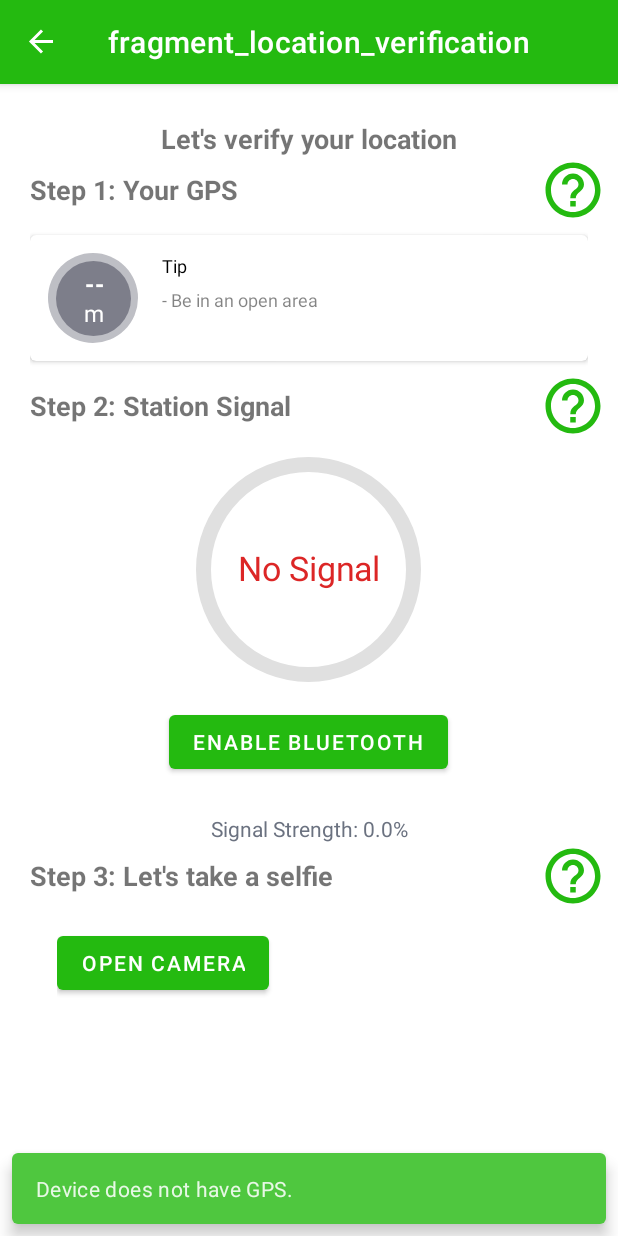
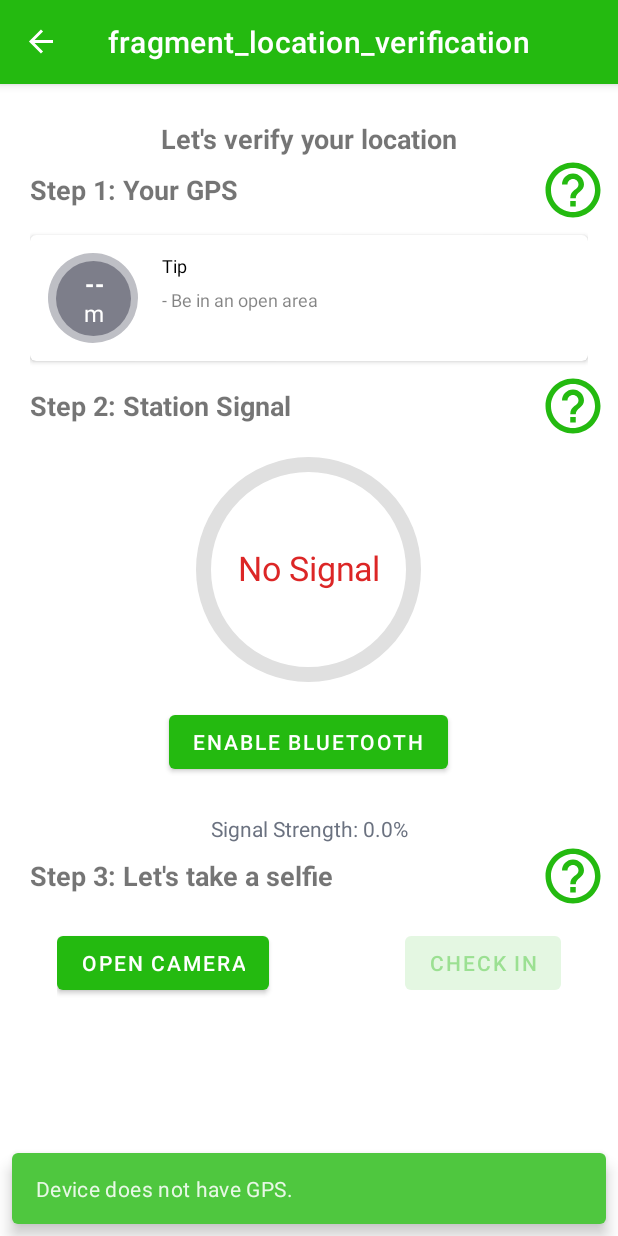
Before and after one commit to keronei/swapper, an Android app: the LocationVerificationFragment screen opened through its navigation route, on a phone screen of 412 x 824 dp. Run offline under Robolectric (Android 15) with nearby library versions, the phone set to English and light mode, and no system bars; our stand-ins replace Dagger/Hilt's generated code, navigation-ui; libraries missing offline, so code that uses them is left out: androidx.camera.core, androidx.camera.lifecycle, com.vmadalin.easypermissions; plain views replace PreviewView; pictures from the network do not load; 3 statements that could not run were skipped.

```diff
--- a/app/src/main/java/keronei/swapper/MainActivity.kt
+++ b/app/src/main/java/keronei/swapper/MainActivity.kt
@@ -15,13 +15,7 @@
  */
 package keronei.swapper
 
-import android.bluetooth.BluetoothAdapter
-import android.content.BroadcastReceiver
-import android.content.Context
-import android.content.Intent
-import android.content.IntentFilter
 import android.os.Bundle
-import android.util.Log
 import androidx.appcompat.app.AppCompatActivity
 import androidx.navigation.NavController
 import androidx.navigation.fragment.NavHostFragment
--- a/app/src/main/java/keronei/swapper/auth/AccuracyView.kt
+++ b/app/src/main/java/keronei/swapper/auth/AccuracyView.kt
@@ -1,12 +1,8 @@
 package keronei.swapper.auth
 
 import android.Manifest
-import android.app.Activity
 import android.content.Context
-import android.content.pm.PackageManager
 import android.location.Location
-import android.location.LocationManager
-import android.os.Build
 import android.util.AttributeSet
 import android.util.Log
 import android.view.LayoutInflater
--- a/app/src/main/java/keronei/swapper/auth/LocationVerificationFragment.kt
+++ b/app/src/main/java/keronei/swapper/auth/LocationVerificationFragment.kt
@@ -255,7 +255,7 @@ class LocationVerificationFragment : Fragment(), LocationListenable, PermissionC
                     }
 
                     binding.launchCamera.text = "Retake"
-                    binding.checkIn.visibility = View.VISIBLE
+                    binding.checkIn.isEnabled = true
                     stopCameraPreview()
 
                     Log.i("CameraX", "Image saved to ${outputFileResults.savedUri}")
--- a/app/src/main/java/keronei/swapper/dashboard/DashboardFragment.kt
+++ b/app/src/main/java/keronei/swapper/dashboard/DashboardFragment.kt
@@ -1,13 +1,12 @@
 package keronei.swapper.dashboard
 
-import androidx.fragment.app.viewModels
 import android.os.Bundle
-import androidx.fragment.app.Fragment
 import android.view.LayoutInflater
 import android.view.View
 import android.view.ViewGroup
+import androidx.fragment.app.Fragment
+import androidx.fragment.app.viewModels
 import androidx.navigation.fragment.findNavController
-import com.google.android.material.bottomsheet.BottomSheetDialogFragment
 import keronei.swapper.R
 import keronei.swapper.auth.AuthDialogFragment
 import keronei.swapper.auth.NavigatorInterface
--- a/app/src/main/res/drawable/padlock_lock.xml
+++ b/app/src/main/res/drawable/padlock_lock.xml
@@ -1,6 +1,6 @@
 <vector xmlns:android="http://schemas.android.com/apk/res/android"
-    android:width="800dp"
-    android:height="800dp"
+    android:width="100dp"
+    android:height="100dp"
     android:viewportWidth="472.61"
     android:viewportHeight="472.61">
   <path
--- a/app/src/main/res/layout/fragment_location_verification.xml
+++ b/app/src/main/res/layout/fragment_location_verification.xml
@@ -15,7 +15,7 @@
             android:layout_width="match_parent"
             android:layout_height="wrap_content"
             android:layout_marginTop="16dp"
-            android:text="Let's verify your location"
+            android:text="@string/let_s_verify_your_location"
             android:textAlignment="center"
             android:textSize="18sp"
             android:textStyle="bold" />
@@ -30,7 +30,7 @@
                 android:layout_centerVertical="true"
                 android:layout_marginHorizontal="12dp"
                 android:layout_marginTop="16dp"
-                android:text="Step 1: Your GPS"
+                android:text="@string/step_1_your_gps"
                 android:textAlignment="viewStart"
                 android:textSize="18sp"
                 android:textStyle="bold" />
@@ -39,6 +39,7 @@
                 android:id="@+id/gps_guide"
                 android:layout_width="44dp"
                 android:layout_height="44dp"
+                android:contentDescription="@string/gps_guide_launcher"
                 android:layout_alignParentEnd="true"
                 android:layout_centerVertical="true"
                 android:background="@android:color/transparent"
@@ -63,7 +64,7 @@
                 android:layout_centerVertical="true"
                 android:layout_marginHorizontal="12dp"
                 android:layout_marginTop="16dp"
-                android:text="Step 2: Station Signal"
+                android:text="@string/step_2_station_signal"
                 android:textAlignment="viewStart"
                 android:textSize="18sp"
                 android:textStyle="bold" />
@@ -72,6 +73,7 @@
                 android:id="@+id/station_signal_guide"
                 android:layout_width="44dp"
                 android:layout_height="44dp"
+                android:contentDescription="@string/station_signal_guide_launcher"
                 android:layout_alignParentEnd="true"
                 android:layout_centerVertical="true"
                 android:background="@android:color/transparent"
@@ -91,7 +93,7 @@
             android:layout_height="wrap_content"
             android:layout_gravity="center_horizontal"
             android:layout_margin="16dp"
-            android:text="Enable Bluetooth"
+            android:text="@string/enable_bluetooth"
             android:visibility="visible" />
 
 
@@ -100,7 +102,7 @@
             android:layout_width="match_parent"
             android:layout_height="wrap_content"
             android:layout_marginTop="8dp"
-            android:text="Signal Strength: 0.0%"
+            android:text="@string/signal_strength_0_0"
             android:textAlignment="center"
             android:textColor="#6B7280"
             android:textSize="14sp" />
@@ -115,7 +117,7 @@
                 android:layout_marginHorizontal="12dp"
                 android:layout_marginTop="16dp"
                 android:layout_centerVertical="true"
-                android:text="Step 3: Let's take a selfie"
+                android:text="@string/step_3_let"
                 android:textAlignment="viewStart"
                 android:textSize="18sp"
                 android:textStyle="bold" />
@@ -124,6 +126,7 @@
                 android:id="@+id/selfie_guide"
                 android:layout_width="44dp"
                 android:layout_height="44dp"
+                android:contentDescription="@string/selfie_guide_launcher"
                 android:layout_alignParentEnd="true"
                 android:layout_centerVertical="true"
                 android:background="@android:color/transparent"
@@ -136,7 +139,7 @@
             android:layout_height="150dp"
             android:layout_gravity="center_horizontal"
             android:layout_marginTop="12dp"
-            android:contentDescription="persons selfie"
+            android:contentDescription="@string/persons_selfie"
             android:visibility="gone" />
 
         <androidx.camera.view.PreviewView
@@ -159,7 +162,7 @@
                 android:layout_height="wrap_content"
                 android:layout_alignParentStart="true"
                 android:layout_marginTop="12dp"
-                android:text="Open Camera" />
+                android:text="@string/open_camera" />
 
             <Button
                 android:id="@+id/check_in"
@@ -167,10 +170,8 @@
                 android:layout_height="wrap_content"
                 android:layout_alignParentEnd="true"
                 android:layout_marginTop="12dp"
-                android:text="Check In"
-                android:visibility="gone" />
-
-
+                android:text="@string/check_in"
+                android:enabled="false" />
         </RelativeLayout>
 
     </LinearLayout>
--- a/app/src/main/res/values/strings.xml
+++ b/app/src/main/res/values/strings.xml
@@ -5,4 +5,22 @@
     <string name="location_guide">This shows your location accuracy, a value of 100m or less is OK. \nEnsure your location is turned on.</string>
   <string name="selfie_guide"><![CDATA[An image is required for reference purposes during check-in & check-out, a well lit image works best.]]></string>
   <string name="station_signal_guide">This indicates the signal strength from the station, the closer you are the better. This requires your bluetooth and location to be ON.</string>
+  <string name="let_s_verify_your_location">Let\'s verify your location</string>
+  <string name="step_1_your_gps">Step 1: Your GPS</string>
+  <string name="gps_guide_launcher">GPS guide launcher</string>
+  <string name="step_2_station_signal">Step 2: Station Signal</string>
+  <string name="station_signal_guide_launcher">Station Signal guide launcher</string>
+  <string name="enable_bluetooth">Enable Bluetooth</string>
+  <string name="signal_strength_0_0">Signal Strength: 0.0%</string>
+  <string name="step_3_let">Step 3: Let\'s take a selfie</string>
+  <string name="selfie_guide_launcher">Selfie guide launcher</string>
+  <string name="persons_selfie">persons selfie</string>
+  <string name="open_camera">Open Camera</string>
+  <string name="check_in">Check In</string>
+  <string name="hello">Hello,</string>
+  <string name="let_s_get_to_work">Let\'s get to work</string>
+  <string name="placeholder_station_name">Mpigi swap station</string>
+  <string name="done_by_you">Done by you</string>
+  <string name="total_today">Total today</string>
+  <string name="available_swaps">Available swaps</string>
 </resources>
--- a/app/src/main/res/values/themes.xml
+++ b/app/src/main/res/values/themes.xml
@@ -11,7 +11,7 @@
         <item name="colorSecondaryVariant">@color/teal_700</item>
         <item name="colorOnSecondary">@color/black</item>
         <!-- Status bar color. -->
-        <item name="android:statusBarColor" tools:targetApi="l">?attr/colorPrimaryVariant</item>
+        <item name="android:statusBarColor" >?attr/colorPrimaryVariant</item>
         <!-- Customize your theme here. -->
     </style>
 </resources>
--- a/buildSrc/src/main/kotlin/Dependencies.kt
+++ b/buildSrc/src/main/kotlin/Dependencies.kt
@@ -19,7 +19,6 @@ object Versions {
     const val spotless = "6.14.1"
     const val dokka = "1.7.20"
     const val gradleVersionsPlugin = "0.45.0"
-    const val jacoco = "0.8.13"
 }
 
 object BuildPlugins {
@@ -37,11 +36,9 @@ object BuildPlugins {
 
 object Libraries {
     //Any Library is added here
-    const val kotlinStandardLibrary = "org.jetbrains.kotlin:kotlin-stdlib-jdk7:${Versions.kotlin}"
     const val appCompat = "androidx.appcompat:appcompat:${Versions.appCompat}"
     const val constraintLayout =
         "androidx.constraintlayout:constraintlayout:${Versions.constraintLayout}"
-    const val ktxCore = "androidx.core:core-ktx:${Versions.ktx}"
     const val materialComponents = "com.google.android.material:material:${Versions.material}"
 }
 
```
Also changed, not shown: app/src/main/res/layout/fragment_dashboard.xml (+8 -10 lines).
